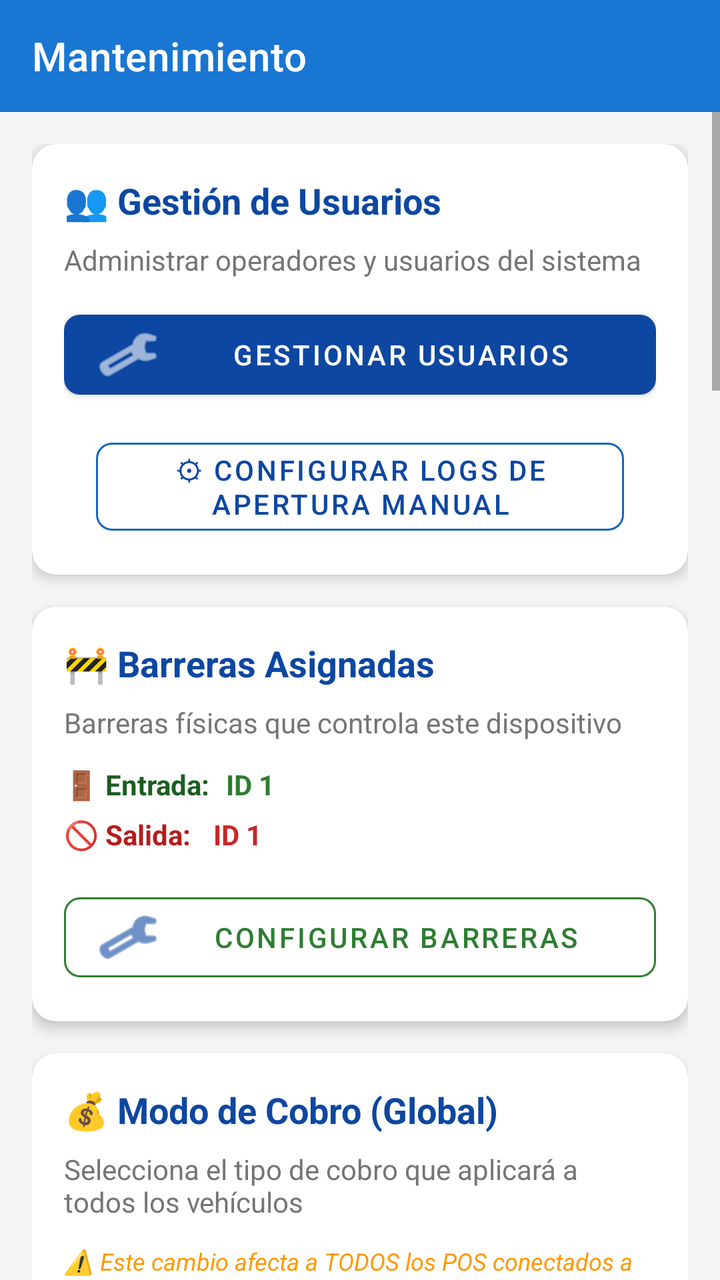
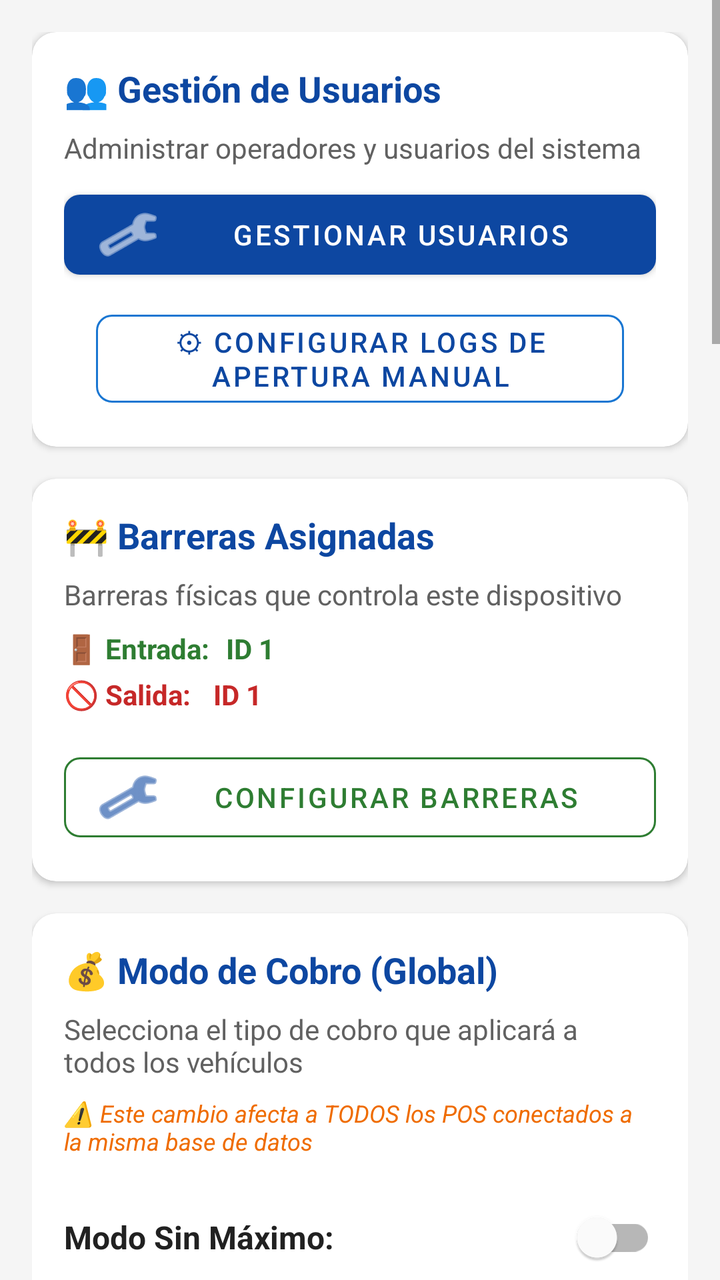

Two renders of the same Android screen: before a commit and after it. Below are the layout's source before the change and the commit's diff.
<!-- AndroidManifest.xml: application theme Theme.ParqueoIoT -->
<!-- res/layout/activity_mantenimiento.xml -->
<?xml version="1.0" encoding="utf-8"?>
<LinearLayout xmlns:android="http://schemas.android.com/apk/res/android"
    xmlns:app="http://schemas.android.com/apk/res-auto"
    android:layout_width="match_parent"
    android:layout_height="match_parent"
    android:orientation="vertical"
    android:background="#F5F5F5">

    <com.google.android.material.appbar.AppBarLayout
        android:layout_width="match_parent"
        android:layout_height="wrap_content">

        <androidx.appcompat.widget.Toolbar
            android:id="@+id/toolbar"
            android:layout_width="match_parent"
            android:layout_height="?attr/actionBarSize"
            app:title="Mantenimiento"
            app:titleTextColor="@android:color/white"
            android:background="#1976D2"/>
    </com.google.android.material.appbar.AppBarLayout>

    <ScrollView
        android:layout_width="match_parent"
        android:layout_height="match_parent"
        android:fillViewport="true">

        <LinearLayout
            android:layout_width="match_parent"
            android:layout_height="wrap_content"
            android:orientation="vertical"
            android:padding="16dp">

            
            <com.google.android.material.card.MaterialCardView
                android:layout_width="match_parent"
                android:layout_height="wrap_content"
                app:cardCornerRadius="12dp"
                app:cardElevation="4dp"
                android:layout_marginBottom="16dp">

                <LinearLayout
                    android:layout_width="match_parent"
                    android:layout_height="wrap_content"
                    android:orientation="vertical"
                    android:padding="16dp">

                    <TextView
                        android:layout_width="wrap_content"
                        android:layout_height="wrap_content"
                        android:text="&#128101; Gestión de Usuarios"
                        android:textSize="18sp"
                        android:textStyle="bold"
                        android:textColor="#0D47A1"
                        android:layout_marginBottom="8dp"/>

                    <TextView
                        android:layout_width="wrap_content"
                        android:layout_height="wrap_content"
                        android:text="Administrar operadores y usuarios del sistema"
                        android:textSize="14sp"
                        android:textColor="#757575"
                        android:layout_marginBottom="12dp"/>

                    <com.google.android.material.button.MaterialButton
                        android:id="@+id/btnGestionUsuarios"
                        android:layout_width="match_parent"
                        android:layout_height="wrap_content"
                        android:text="Gestionar Usuarios"
                        app:icon="@android:drawable/ic_menu_manage"
                        app:cornerRadius="8dp"/>

                    <com.google.android.material.button.MaterialButton
                        android:id="@+id/btnConfigLogsApertura"
                        android:layout_width="match_parent"
                        android:layout_height="wrap_content"
                        android:layout_marginStart="16dp"
                        android:layout_marginEnd="16dp"
                        android:layout_marginTop="12dp"
                        android:text="&#9881; Configurar Logs de Apertura Manual"
                        android:textSize="14sp"
                        style="@style/Widget.MaterialComponents.Button.OutlinedButton"
                        app:strokeColor="#1565C0"
                        app:cornerRadius="8dp" />

                </LinearLayout>
            </com.google.android.material.card.MaterialCardView>

            
            <com.google.android.material.card.MaterialCardView
                android:layout_width="match_parent"
                android:layout_height="wrap_content"
                app:cardCornerRadius="12dp"
                app:cardElevation="4dp"
                android:layout_marginBottom="16dp">

                <LinearLayout
                    android:layout_width="match_parent"
                    android:layout_height="wrap_content"
                    android:orientation="vertical"
                    android:padding="16dp">

                    <TextView
                        android:layout_width="wrap_content"
                        android:layout_height="wrap_content"
                        android:text="&#128679; Barreras Asignadas"
                        android:textSize="18sp"
                        android:textStyle="bold"
                        android:textColor="#0D47A1"
                        android:layout_marginBottom="8dp"/>

                    <TextView
                        android:layout_width="wrap_content"
                        android:layout_height="wrap_content"
                        android:text="Barreras f&#237;sicas que controla este dispositivo"
                        android:textSize="14sp"
                        android:textColor="#757575"
                        android:layout_marginBottom="12dp"/>

                    <LinearLayout
                        android:layout_width="match_parent"
                        android:layout_height="wrap_content"
                        android:orientation="horizontal"
                        android:layout_marginBottom="6dp">

                        <TextView
                            android:layout_width="wrap_content"
                            android:layout_height="wrap_content"
                            android:text="&#128682; Entrada:"
                            android:textSize="14sp"
                            android:textColor="#1B5E20"
                            android:textStyle="bold"
                            android:layout_marginEnd="8dp"/>

                        <TextView
                            android:id="@+id/tvBarreraEntrada"
                            android:layout_width="wrap_content"
                            android:layout_height="wrap_content"
                            android:text="ID 1"
                            android:textSize="14sp"
                            android:textStyle="bold"
                            android:textColor="#2E7D32"/>
                    </LinearLayout>

                    <LinearLayout
                        android:layout_width="match_parent"
                        android:layout_height="wrap_content"
                        android:orientation="horizontal"
                        android:layout_marginBottom="16dp">

                        <TextView
                            android:layout_width="wrap_content"
                            android:layout_height="wrap_content"
                            android:text="&#128683; Salida: "
                            android:textSize="14sp"
                            android:textColor="#B71C1C"
                            android:textStyle="bold"
                            android:layout_marginEnd="8dp"/>

                        <TextView
                            android:id="@+id/tvBarreraSalida"
                            android:layout_width="wrap_content"
                            android:layout_height="wrap_content"
                            android:text="ID 1"
                            android:textSize="14sp"
                            android:textStyle="bold"
                            android:textColor="#C62828"/>
                    </LinearLayout>

                    <com.google.android.material.button.MaterialButton
                        android:id="@+id/btnConfigBarrera"
                        android:layout_width="match_parent"
                        android:layout_height="wrap_content"
                        android:text="Configurar Barreras"
                        android:textColor="#2E7D32"
                        app:icon="@android:drawable/ic_menu_manage"
                        app:cornerRadius="8dp"
                        style="@style/Widget.MaterialComponents.Button.OutlinedButton"
                        app:strokeColor="#2E7D32"/>
                </LinearLayout>
            </com.google.android.material.card.MaterialCardView>

            
            <com.google.android.material.card.MaterialCardView
                android:layout_width="match_parent"
                android:layout_height="wrap_content"
                app:cardCornerRadius="12dp"
                app:cardElevation="4dp"
                android:layout_marginBottom="16dp">

                <LinearLayout
                    android:layout_width="match_parent"
                    android:layout_height="wrap_content"
                    android:orientation="vertical"
                    android:padding="16dp">

                    <TextView
                        android:layout_width="wrap_content"
                        android:layout_height="wrap_content"
                        android:text="&#128176; Modo de Cobro (Global)"
                        android:textSize="18sp"
                        android:textStyle="bold"
                        android:textColor="#0D47A1"
                        android:layout_marginBottom="8dp"/>

                    <TextView
                        android:layout_width="wrap_content"
                        android:layout_height="wrap_content"
                        android:text="Selecciona el tipo de cobro que aplicar&#225; a todos los veh&#237;culos"
                        android:textSize="14sp"
                        android:textColor="#757575"
                        android:layout_marginBottom="12dp"/>

                    <TextView
                        android:layout_width="wrap_content"
                        android:layout_height="wrap_content"
                        android:text="&#9888;&#65039; Este cambio afecta a TODOS los POS conectados a la misma base de datos"
                        android:textSize="12sp"
                        android:textColor="#FF9800"
                        android:textStyle="italic"
                        android:layout_marginBottom="16dp"/>

                    <LinearLayout
                        android:layout_width="match_parent"
                        android:layout_height="wrap_content"
                        android:orientation="horizontal"
                        android:gravity="center_vertical"
                        android:layout_marginBottom="12dp">

                        <TextView
                            android:layout_width="0dp"
                            android:layout_height="wrap_content"
                            android:layout_weight="1"
                            android:text="Modo Sin M&#225;ximo:"
                            android:textSize="16sp"
                            android:textColor="#212121"
                            android:textStyle="bold"/>

                        <com.google.android.material.switchmaterial.SwitchMaterial
                            android:id="@+id/switchModoCobro"
                            android:layout_width="wrap_content"
                            android:layout_height="wrap_content"
                            android:checked="false"/>
                    </LinearLayout>

                    <TextView
                        android:id="@+id/tvEstadoModoCobro"
                        android:layout_width="wrap_content"
                        android:layout_height="wrap_content"
                        android:text="&#10003; Modo Activo: ESCALONADO"
                        android:textSize="14sp"
                        android:textColor="@android:color/holo_green_dark"
                        android:textStyle="bold"
                        android:layout_marginBottom="16dp"/>

                    <TextView
                        android:layout_width="wrap_content"
                        android:layout_height="wrap_content"
                        android:text="Opciones:\n&#8226; APAGADO (Escalonado): Tarifas con tope diario\n&#8226; ENCENDIDO (Sin M&#225;ximo): Cobro por hora sin l&#237;mite"
                        android:textSize="12sp"
                        android:textColor="#757575"
                        android:lineSpacingExtra="4dp"/>
                </LinearLayout>
            </com.google.android.material.card.MaterialCardView>

            
            <com.google.android.material.card.MaterialCardView
                android:layout_width="match_parent"
                android:layout_height="wrap_content"
                app:cardCornerRadius="12dp"
                app:cardElevation="4dp"
                android:layout_marginBottom="16dp">

                <LinearLayout
                    android:layout_width="match_parent"
                    android:layout_height="wrap_content"
                    android:orientation="vertical"
                    android:padding="16dp">

                    <LinearLayout
                        android:layout_width="match_parent"
                        android:layout_height="wrap_content"
                        android:orientation="horizontal"
                        android:gravity="center_vertical"
                        android:layout_marginBottom="12dp">

                        <TextView
                            android:layout_width="0dp"
                            android:layout_height="wrap_content"
                            android:layout_weight="1"
                            android:text="&#128181; Tarifas Actuales"
                            android:textSize="18sp"
                            android:textStyle="bold"
                            android:textColor="#0D47A1"/>

                        <com.google.android.material.button.MaterialButton
                            android:id="@+id/btnRecargarTarifas"
                            android:layout_width="wrap_content"
                            android:layout_height="wrap_content"
                            android:text="Recargar"
                            style="@style/Widget.MaterialComponents.Button.TextButton"
                            app:icon="@android:drawable/ic_menu_rotate"/>
                    </LinearLayout>

                    <ProgressBar
                        android:id="@+id/progressBarTarifas"
                        android:layout_width="wrap_content"
                        android:layout_height="wrap_content"
                        android:layout_gravity="center"
                        android:layout_marginVertical="16dp"
                        android:visibility="gone"/>

                    <TextView
                        android:id="@+id/tvTarifasActuales"
                        android:layout_width="wrap_content"
                        android:layout_height="wrap_content"
                        android:text="Cargando tarifas..."
                        android:textSize="14sp"
                        android:textColor="#212121"
                        android:fontFamily="monospace"
                        android:lineSpacingExtra="4dp"
                        android:visibility="gone"/>
                </LinearLayout>
            </com.google.android.material.card.MaterialCardView>

            
            <com.google.android.material.card.MaterialCardView
                android:layout_width="match_parent"
                android:layout_height="wrap_content"
                app:cardCornerRadius="12dp"
                app:cardElevation="4dp"
                android:layout_marginBottom="16dp">

                <LinearLayout
                    android:layout_width="match_parent"
                    android:layout_height="wrap_content"
                    android:orientation="vertical"
                    android:padding="16dp">

                    <TextView
                        android:layout_width="wrap_content"
                        android:layout_height="wrap_content"
                        android:text="&#128179; Configuraci&#243;n de Cobros en POS"
                        android:textSize="18sp"
                        android:textStyle="bold"
                        android:textColor="#0D47A1"
                        android:layout_marginBottom="8dp"/>

                    <TextView
                        android:layout_width="wrap_content"
                        android:layout_height="wrap_content"
                        android:text="Habilitar o deshabilitar la funci&#243;n de cobro en este POS"
                        android:textSize="14sp"
                        android:textColor="#757575"
                        android:layout_marginBottom="12dp"/>

                    <TextView
                        android:layout_width="wrap_content"
                        android:layout_height="wrap_content"
                        android:text="&#9888;&#65039; Nota: La validaci&#243;n de tiempo de gracia siempre permanecer&#225; activa"
                        android:textSize="12sp"
                        android:textColor="#FF9800"
                        android:textStyle="italic"
                        android:layout_marginBottom="16dp"/>

                    <LinearLayout
                        android:layout_width="match_parent"
                        android:layout_height="wrap_content"
                        android:orientation="horizontal"
                        android:gravity="center_vertical"
                        android:layout_marginBottom="12dp">

                        <TextView
                            android:layout_width="0dp"
                            android:layout_height="wrap_content"
                            android:layout_weight="1"
                            android:text="Habilitar Cobros en POS:"
                            android:textSize="16sp"
                            android:textColor="#212121"
                            android:textStyle="bold"/>

                        <com.google.android.material.switchmaterial.SwitchMaterial
                            android:id="@+id/switchCobrosPos"
                            android:layout_width="wrap_content"
                            android:layout_height="wrap_content"
                            android:checked="true"/>
                    </LinearLayout>

                    <TextView
                        android:id="@+id/tvEstadoCobrosPos"
                        android:layout_width="wrap_content"
                        android:layout_height="wrap_content"
                        android:text="&#10003; Este POS puede procesar pagos"
                        android:textSize="14sp"
                        android:textColor="@android:color/holo_green_dark"
                        android:textStyle="bold"
                        android:layout_marginBottom="12dp"/>

                    <TextView
                        android:layout_width="wrap_content"
                        android:layout_height="wrap_content"
                        android:text="Casos de uso:\n&#8226; Habilitar: POS cobra directamente\n&#8226; Deshabilitar: Solo PayStation (POS solo valida salidas)"
                        android:textSize="12sp"
                        android:textColor="#757575"
                        android:lineSpacingExtra="4dp"/>
                </LinearLayout>
            </com.google.android.material.card.MaterialCardView>

            
            <com.google.android.material.card.MaterialCardView
                android:layout_width="match_parent"
                android:layout_height="wrap_content"
                app:cardCornerRadius="12dp"
                app:cardElevation="4dp"
                android:layout_marginBottom="16dp">

                <LinearLayout
                    android:layout_width="match_parent"
                    android:layout_height="wrap_content"
                    android:orientation="vertical"
                    android:padding="16dp">

                    <TextView
                        android:layout_width="wrap_content"
                        android:layout_height="wrap_content"
                        android:text="&#9201;&#65039; Configuraci&#243;n de Tiempo de Gracia"
                        android:textSize="18sp"
                        android:textStyle="bold"
                        android:textColor="#0D47A1"
                        android:layout_marginBottom="8dp"/>

                    <TextView
                        android:layout_width="wrap_content"
                        android:layout_height="wrap_content"
                        android:text="Tiempo m&#225;ximo permitido entre el pago y la salida del veh&#237;culo"
                        android:textSize="14sp"
                        android:textColor="#757575"
                        android:layout_marginBottom="12dp"/>

                    <TextView
                        android:layout_width="wrap_content"
                        android:layout_height="wrap_content"
                        android:text="Tiempo de Gracia Actual:"
                        android:textSize="14sp"
                        android:textColor="#757575"
                        android:layout_marginBottom="4dp"/>

                    <TextView
                        android:id="@+id/tvTiempoGraciaActual"
                        android:layout_width="wrap_content"
                        android:layout_height="wrap_content"
                        android:text="15 minutos"
                        android:textSize="20sp"
                        android:textStyle="bold"
                        android:textColor="#4CAF50"
                        android:layout_marginBottom="16dp"/>

                    <com.google.android.material.textfield.TextInputLayout
                        android:id="@+id/tilTiempoGracia"
                        android:layout_width="match_parent"
                        android:layout_height="wrap_content"
                        android:hint="Nuevo Tiempo de Gracia (minutos)"
                        style="@style/Widget.MaterialComponents.TextInputLayout.OutlinedBox"
                        android:layout_marginBottom="12dp">

                        <com.google.android.material.textfield.TextInputEditText
                            android:id="@+id/etTiempoGracia"
                            android:layout_width="match_parent"
                            android:layout_height="wrap_content"
                            android:inputType="number"
                            android:maxLines="1"
                            android:text="15"/>
                    </com.google.android.material.textfield.TextInputLayout>

                    <com.google.android.material.button.MaterialButton
                        android:id="@+id/btnGuardarTiempoGracia"
                        android:layout_width="match_parent"
                        android:layout_height="wrap_content"
                        android:text="Guardar Tiempo de Gracia"
                        app:icon="@android:drawable/ic_menu_save"
                        app:cornerRadius="8dp"
                        style="@style/Widget.MaterialComponents.Button.OutlinedButton"/>
                </LinearLayout>
            </com.google.android.material.card.MaterialCardView>

            
            <com.google.android.material.card.MaterialCardView
                android:layout_width="match_parent"
                android:layout_height="wrap_content"
                app:cardCornerRadius="12dp"
                app:cardElevation="4dp"
                android:layout_marginBottom="16dp">

                <LinearLayout
                    android:layout_width="match_parent"
                    android:layout_height="wrap_content"
                    android:orientation="vertical"
                    android:padding="16dp">

                    <TextView
                        android:layout_width="wrap_content"
                        android:layout_height="wrap_content"
                        android:text="&#128241; Configuraci&#243;n de Dispositivo"
                        android:textSize="18sp"
                        android:textStyle="bold"
                        android:textColor="#0D47A1"
                        android:layout_marginBottom="8dp"/>

                    <TextView
                        android:layout_width="wrap_content"
                        android:layout_height="wrap_content"
                        android:text="ID del Dispositivo:"
                        android:textSize="14sp"
                        android:textColor="#757575"
                        android:layout_marginBottom="4dp"/>

                    <TextView
                        android:id="@+id/tvIdDispositivo"
                        android:layout_width="wrap_content"
                        android:layout_height="wrap_content"
                        android:text="Cargando..."
                        android:textSize="16sp"
                        android:textStyle="bold"
                        android:textColor="#212121"
                        android:layout_marginBottom="8dp"/>

                    <TextView
                        android:layout_width="wrap_content"
                        android:layout_height="wrap_content"
                        android:text="Tipo:"
                        android:textSize="14sp"
                        android:textColor="#757575"
                        android:layout_marginBottom="4dp"/>

                    <TextView
                        android:id="@+id/tvTipoDispositivo"
                        android:layout_width="wrap_content"
                        android:layout_height="wrap_content"
                        android:text="MIXTO"
                        android:textSize="16sp"
                        android:textStyle="bold"
                        android:textColor="#212121"
                        android:layout_marginBottom="12dp"/>

                    <com.google.android.material.button.MaterialButton
                        android:id="@+id/btnConfigDispositivo"
                        android:layout_width="match_parent"
                        android:layout_height="wrap_content"
                        android:text="Configurar Dispositivo"
                        app:icon="@android:drawable/ic_menu_edit"
                        app:cornerRadius="8dp"
                        style="@style/Widget.MaterialComponents.Button.OutlinedButton"/>
                </LinearLayout>
            </com.google.android.material.card.MaterialCardView>

            
            <com.google.android.material.card.MaterialCardView
                android:layout_width="match_parent"
                android:layout_height="wrap_content"
                app:cardCornerRadius="12dp"
                app:cardElevation="4dp"
                android:layout_marginBottom="16dp">

                <LinearLayout
                    android:layout_width="match_parent"
                    android:layout_height="wrap_content"
                    android:orientation="vertical"
                    android:padding="16dp">

                    <TextView
                        android:layout_width="wrap_content"
                        android:layout_height="wrap_content"
                        android:text="&#128421;&#65039; Configuraci&#243;n del Servidor"
                        android:textSize="18sp"
                        android:textStyle="bold"
                        android:textColor="#0D47A1"
                        android:layout_marginBottom="12dp"/>

                    <com.google.android.material.textfield.TextInputLayout
                        android:id="@+id/tilServerIp"
                        android:layout_width="match_parent"
                        android:layout_height="wrap_content"
                        android:hint="IP del Servidor"
                        style="@style/Widget.MaterialComponents.TextInputLayout.OutlinedBox"
                        android:layout_marginBottom="12dp">
                        <com.google.android.material.textfield.TextInputEditText
                            android:id="@+id/etServerIp"
                            android:layout_width="match_parent"
                            android:layout_height="wrap_content"
                            android:inputType="text"
                            android:maxLines="1"/>
                    </com.google.android.material.textfield.TextInputLayout>

                    <com.google.android.material.textfield.TextInputLayout
                        android:id="@+id/tilServerPort"
                        android:layout_width="match_parent"
                        android:layout_height="wrap_content"
                        android:hint="Puerto"
                        style="@style/Widget.MaterialComponents.TextInputLayout.OutlinedBox"
                        android:layout_marginBottom="12dp">
                        <com.google.android.material.textfield.TextInputEditText
                            android:id="@+id/etServerPort"
                            android:layout_width="match_parent"
                            android:layout_height="wrap_content"
                            android:inputType="number"
                            android:maxLines="1"/>
                    </com.google.android.material.textfield.TextInputLayout>

                    <com.google.android.material.textfield.TextInputLayout
                        android:id="@+id/tilDatabaseName"
                        android:layout_width="match_parent"
                        android:layout_height="wrap_content"
                        android:hint="Nombre de la Base de Datos"
                        style="@style/Widget.MaterialComponents.TextInputLayout.OutlinedBox"
                        android:layout_marginBottom="12dp">
                        <com.google.android.material.textfield.TextInputEditText
                            android:id="@+id/etDatabaseName"
                            android:layout_width="match_parent"
                            android:layout_height="wrap_content"
                            android:inputType="text"
                            android:maxLines="1"/>
                    </com.google.android.material.textfield.TextInputLayout>

                    <com.google.android.material.textfield.TextInputLayout
                        android:id="@+id/tilDbUsername"
                        android:layout_width="match_parent"
                        android:layout_height="wrap_content"
                        android:hint="Usuario de la BD"
                        style="@style/Widget.MaterialComponents.TextInputLayout.OutlinedBox"
                        android:layout_marginBottom="12dp">
                        <com.google.android.material.textfield.TextInputEditText
                            android:id="@+id/etDbUsername"
                            android:layout_width="match_parent"
                            android:layout_height="wrap_content"
                            android:inputType="text"
                            android:maxLines="1"/>
                    </com.google.android.material.textfield.TextInputLayout>

                    <com.google.android.material.textfield.TextInputLayout
                        android:id="@+id/tilDbPassword"
                        android:layout_width="match_parent"
                        android:layout_height="wrap_content"
                        android:hint="Contrase&#241;a de la BD"
                        style="@style/Widget.MaterialComponents.TextInputLayout.OutlinedBox"
                        app:endIconMode="password_toggle"
                        android:layout_marginBottom="16dp">
                        <com.google.android.material.textfield.TextInputEditText
                            android:id="@+id/etDbPassword"
                            android:layout_width="match_parent"
                            android:layout_height="wrap_content"
                            android:inputType="textPassword"
                            android:maxLines="1"/>
                    </com.google.android.material.textfield.TextInputLayout>

                    <com.google.android.material.button.MaterialButton
                        android:id="@+id/btnGuardar"
                        android:layout_width="match_parent"
                        android:layout_height="wrap_content"
                        android:text="Guardar Configuraci&#243;n"
                        android:textSize="14sp"
                        app:cornerRadius="8dp"
                        android:layout_marginBottom="8dp"/>

                    <com.google.android.material.button.MaterialButton
                        android:id="@+id/btnProbarConexion"
                        android:layout_width="match_parent"
                        android:layout_height="wrap_content"
                        android:text="Probar Conexi&#243;n"
                        android:textSize="14sp"
                        app:cornerRadius="8dp"
                        style="@style/Widget.MaterialComponents.Button.OutlinedButton"
                        android:layout_marginBottom="8dp"/>

                    <com.google.android.material.button.MaterialButton
                        android:id="@+id/btnRestaurar"
                        android:layout_width="match_parent"
                        android:layout_height="wrap_content"
                        android:text="Restaurar Valores"
                        android:textSize="14sp"
                        app:cornerRadius="8dp"
                        style="@style/Widget.MaterialComponents.Button.TextButton"/>
                </LinearLayout>
            </com.google.android.material.card.MaterialCardView>

        </LinearLayout>
    </ScrollView>
</LinearLayout>
<!-- resources referenced by this layout -->
<resources>
  <style name="Theme.ParqueoIoT" parent="Theme.MaterialComponents.Light.NoActionBar">
          <item name="colorPrimary">@color/brand_primary</item>
          <item name="colorPrimaryVariant">@color/brand_primary_dark</item>
          <item name="colorOnPrimary">@color/on_primary</item>
  
          <item name="colorSecondary">@color/brand_primary_light</item>
          <item name="colorSecondaryVariant">@color/brand_primary</item>
          <item name="colorOnSecondary">@color/on_primary</item>
  
          <item name="android:colorBackground">@color/surface_background</item>
          <item name="colorSurface">@color/surface_card</item>
          <item name="colorOnSurface">@color/text_primary</item>
          <item name="colorError">@color/status_danger</item>
  
          <item name="android:statusBarColor">@color/brand_primary_dark</item>
      </style>
  <color name="brand_primary">#0D47A1</color>
  <color name="brand_primary_dark">#09315F</color>
  <color name="on_primary">#FFFFFF</color>
  <color name="brand_primary_light">#1976D2</color>
  <color name="surface_background">#F5F5F5</color>
  <color name="surface_card">#FFFFFF</color>
  <color name="text_primary">#212121</color>
  <color name="status_danger">#C62828</color>
</resources>

<!-- the commit's change to res/layout/activity_mantenimiento.xml (unified diff, before → after) -->
@@ -4,20 +4,7 @@
     android:layout_width="match_parent"
     android:layout_height="match_parent"
     android:orientation="vertical"
-    android:background="#F5F5F5">
-
-    <com.google.android.material.appbar.AppBarLayout
-        android:layout_width="match_parent"
-        android:layout_height="wrap_content">
-
-        <androidx.appcompat.widget.Toolbar
-            android:id="@+id/toolbar"
-            android:layout_width="match_parent"
-            android:layout_height="?attr/actionBarSize"
-            app:title="Mantenimiento"
-            app:titleTextColor="@android:color/white"
-            android:background="#1976D2"/>
-    </com.google.android.material.appbar.AppBarLayout>
+    android:background="@color/surface_background">
 
     <ScrollView
         android:layout_width="match_parent"
@@ -28,21 +15,21 @@
             android:layout_width="match_parent"
             android:layout_height="wrap_content"
             android:orientation="vertical"
-            android:padding="16dp">
-
-            
-            <com.google.android.material.card.MaterialCardView
-                android:layout_width="match_parent"
-                android:layout_height="wrap_content"
-                app:cardCornerRadius="12dp"
-                app:cardElevation="4dp"
-                android:layout_marginBottom="16dp">
-
-                <LinearLayout
-                    android:layout_width="match_parent"
-                    android:layout_height="wrap_content"
-                    android:orientation="vertical"
-                    android:padding="16dp">
+            android:padding="@dimen/space_md">
+
+            
+            <com.google.android.material.card.MaterialCardView
+                android:layout_width="match_parent"
+                android:layout_height="wrap_content"
+                app:cardCornerRadius="@dimen/radius_md"
+                app:cardElevation="@dimen/elevation_card"
+                android:layout_marginBottom="@dimen/space_md">
+
+                <LinearLayout
+                    android:layout_width="match_parent"
+                    android:layout_height="wrap_content"
+                    android:orientation="vertical"
+                    android:padding="@dimen/space_md">
 
                     <TextView
                         android:layout_width="wrap_content"
@@ -50,16 +37,16 @@
                         android:text="&#128101; Gestión de Usuarios"
                         android:textSize="18sp"
                         android:textStyle="bold"
-                        android:textColor="#0D47A1"
-                        android:layout_marginBottom="8dp"/>
+                        android:textColor="@color/brand_primary"
+                        android:layout_marginBottom="@dimen/space_sm"/>
 
                     <TextView
                         android:layout_width="wrap_content"
                         android:layout_height="wrap_content"
                         android:text="Administrar operadores y usuarios del sistema"
                         android:textSize="14sp"
-                        android:textColor="#757575"
-                        android:layout_marginBottom="12dp"/>
+                        android:textColor="@color/text_secondary"
+                        android:layout_marginBottom="@dimen/space_sm"/>
 
                     <com.google.android.material.button.MaterialButton
                         android:id="@+id/btnGestionUsuarios"
@@ -67,37 +54,37 @@
                         android:layout_height="wrap_content"
                         android:text="Gestionar Usuarios"
                         app:icon="@android:drawable/ic_menu_manage"
-                        app:cornerRadius="8dp"/>
+                        app:cornerRadius="@dimen/radius_sm"/>
 
                     <com.google.android.material.button.MaterialButton
                         android:id="@+id/btnConfigLogsApertura"
                         android:layout_width="match_parent"
                         android:layout_height="wrap_content"
-                        android:layout_marginStart="16dp"
-                        android:layout_marginEnd="16dp"
-                        android:layout_marginTop="12dp"
+                        android:layout_marginStart="@dimen/space_md"
+                        android:layout_marginEnd="@dimen/space_md"
+                        android:layout_marginTop="@dimen/space_sm"
                         android:text="&#9881; Configurar Logs de Apertura Manual"
                         android:textSize="14sp"
                         style="@style/Widget.MaterialComponents.Button.OutlinedButton"
-                        app:strokeColor="#1565C0"
-                        app:cornerRadius="8dp" />
-
-                </LinearLayout>
-            </com.google.android.material.card.MaterialCardView>
-
-            
-            <com.google.android.material.card.MaterialCardView
-                android:layout_width="match_parent"
-                android:layout_height="wrap_content"
-                app:cardCornerRadius="12dp"
-                app:cardElevation="4dp"
-                android:layout_marginBottom="16dp">
-
-                <LinearLayout
-                    android:layout_width="match_parent"
-                    android:layout_height="wrap_content"
-                    android:orientation="vertical"
-                    android:padding="16dp">
+                        app:strokeColor="@color/brand_primary_light"
+                        app:cornerRadius="@dimen/radius_sm" />
+
+                </LinearLayout>
+            </com.google.android.material.card.MaterialCardView>
+
+            
+            <com.google.android.material.card.MaterialCardView
+                android:layout_width="match_parent"
+                android:layout_height="wrap_content"
+                app:cardCornerRadius="@dimen/radius_md"
+                app:cardElevation="@dimen/elevation_card"
+                android:layout_marginBottom="@dimen/space_md">
+
+                <LinearLayout
+                    android:layout_width="match_parent"
+                    android:layout_height="wrap_content"
+                    android:orientation="vertical"
+                    android:padding="@dimen/space_md">
 
                     <TextView
                         android:layout_width="wrap_content"
@@ -105,31 +92,31 @@
                         android:text="&#128679; Barreras Asignadas"
                         android:textSize="18sp"
                         android:textStyle="bold"
-                        android:textColor="#0D47A1"
-                        android:layout_marginBottom="8dp"/>
+                        android:textColor="@color/brand_primary"
+                        android:layout_marginBottom="@dimen/space_sm"/>
 
                     <TextView
                         android:layout_width="wrap_content"
                         android:layout_height="wrap_content"
                         android:text="Barreras f&#237;sicas que controla este dispositivo"
                         android:textSize="14sp"
-                        android:textColor="#757575"
-                        android:layout_marginBottom="12dp"/>
+                        android:textColor="@color/text_secondary"
+                        android:layout_marginBottom="@dimen/space_sm"/>
 
                     <LinearLayout
                         android:layout_width="match_parent"
                         android:layout_height="wrap_content"
                         android:orientation="horizontal"
-                        android:layout_marginBottom="6dp">
+                        android:layout_marginBottom="@dimen/space_xs">
 
                         <TextView
                             android:layout_width="wrap_content"
                             android:layout_height="wrap_content"
                             android:text="&#128682; Entrada:"
                             android:textSize="14sp"
-                            android:textColor="#1B5E20"
+                            android:textColor="@color/status_success"
                             android:textStyle="bold"
-                            android:layout_marginEnd="8dp"/>
+                            android:layout_marginEnd="@dimen/space_sm"/>
 
                         <TextView
                             android:id="@+id/tvBarreraEntrada"
@@ -138,23 +125,23 @@
                             android:text="ID 1"
                             android:textSize="14sp"
                             android:textStyle="bold"
-                            android:textColor="#2E7D32"/>
+                            android:textColor="@color/status_success"/>
                     </LinearLayout>
 
                     <LinearLayout
                         android:layout_width="match_parent"
                         android:layout_height="wrap_content"
                         android:orientation="horizontal"
-                        android:layout_marginBottom="16dp">
+                        android:layout_marginBottom="@dimen/space_md">
 
                         <TextView
                             android:layout_width="wrap_content"
                             android:layout_height="wrap_content"
                             android:text="&#128683; Salida: "
                             android:textSize="14sp"
-                            android:textColor="#B71C1C"
+                            android:textColor="@color/status_danger"
                             android:textStyle="bold"
-                            android:layout_marginEnd="8dp"/>
+                            android:layout_marginEnd="@dimen/space_sm"/>
 
                         <TextView
                             android:id="@+id/tvBarreraSalida"
@@ -163,7 +150,7 @@
                             android:text="ID 1"
                             android:textSize="14sp"
                             android:textStyle="bold"
-                            android:textColor="#C62828"/>
+                            android:textColor="@color/status_danger"/>
                     </LinearLayout>
 
                     <com.google.android.material.button.MaterialButton
@@ -171,27 +158,27 @@
                         android:layout_width="match_parent"
                         android:layout_height="wrap_content"
                         android:text="Configurar Barreras"
-                        android:textColor="#2E7D32"
+                        android:textColor="@color/status_success"
                         app:icon="@android:drawable/ic_menu_manage"
-                        app:cornerRadius="8dp"
+                        app:cornerRadius="@dimen/radius_sm"
                         style="@style/Widget.MaterialComponents.Button.OutlinedButton"
-                        app:strokeColor="#2E7D32"/>
-                </LinearLayout>
-            </com.google.android.material.card.MaterialCardView>
-
-            
-            <com.google.android.material.card.MaterialCardView
-                android:layout_width="match_parent"
-                android:layout_height="wrap_content"
-                app:cardCornerRadius="12dp"
-                app:cardElevation="4dp"
-                android:layout_marginBottom="16dp">
-
-                <LinearLayout
-                    android:layout_width="match_parent"
-                    android:layout_height="wrap_content"
-                    android:orientation="vertical"
-                    android:padding="16dp">
+                        app:strokeColor="@color/status_success"/>
+                </LinearLayout>
+            </com.google.android.material.card.MaterialCardView>
+
+            
+            <com.google.android.material.card.MaterialCardView
+                android:layout_width="match_parent"
+                android:layout_height="wrap_content"
+                app:cardCornerRadius="@dimen/radius_md"
+                app:cardElevation="@dimen/elevation_card"
+                android:layout_marginBottom="@dimen/space_md">
+
+                <LinearLayout
+                    android:layout_width="match_parent"
+                    android:layout_height="wrap_content"
+                    android:orientation="vertical"
+                    android:padding="@dimen/space_md">
 
                     <TextView
                         android:layout_width="wrap_content"
@@ -199,32 +186,32 @@
                         android:text="&#128176; Modo de Cobro (Global)"
                         android:textSize="18sp"
                         android:textStyle="bold"
-                        android:textColor="#0D47A1"
-                        android:layout_marginBottom="8dp"/>
+                        android:textColor="@color/brand_primary"
+                        android:layout_marginBottom="@dimen/space_sm"/>
 
                     <TextView
                         android:layout_width="wrap_content"
                         android:layout_height="wrap_content"
                         android:text="Selecciona el tipo de cobro que aplicar&#225; a todos los veh&#237;culos"
                         android:textSize="14sp"
-                        android:textColor="#757575"
-                        android:layout_marginBottom="12dp"/>
+                        android:textColor="@color/text_secondary"
+                        android:layout_marginBottom="@dimen/space_sm"/>
 
                     <TextView
                         android:layout_width="wrap_content"
                         android:layout_height="wrap_content"
                         android:text="&#9888;&#65039; Este cambio afecta a TODOS los POS conectados a la misma base de datos"
                         android:textSize="12sp"
-                        android:textColor="#FF9800"
+                        android:textColor="@color/status_warning"
                         android:textStyle="italic"
-                        android:layout_marginBottom="16dp"/>
+                        android:layout_marginBottom="@dimen/space_md"/>
 
                     <LinearLayout
                         android:layout_width="match_parent"
                         android:layout_height="wrap_content"
                         android:orientation="horizontal"
                         android:gravity="center_vertical"
-                        android:layout_marginBottom="12dp">
+                        android:layout_marginBottom="@dimen/space_sm">
 
                         <TextView
                             android:layout_width="0dp"
@@ -232,7 +219,7 @@
                             android:layout_weight="1"
                             android:text="Modo Sin M&#225;ximo:"
                             android:textSize="16sp"
-                            android:textColor="#212121"
+                            android:textColor="@color/text_primary"
                             android:textStyle="bold"/>
 
                         <com.google.android.material.switchmaterial.SwitchMaterial
@@ -248,40 +235,40 @@
                         android:layout_height="wrap_content"
                         android:text="&#10003; Modo Activo: ESCALONADO"
                         android:textSize="14sp"
-                        android:textColor="@android:color/holo_green_dark"
-                        android:textStyle="bold"
-                        android:layout_marginBottom="16dp"/>
+                        android:textColor="@color/status_success"
+                        android:textStyle="bold"
+                        android:layout_marginBottom="@dimen/space_md"/>
 
                     <TextView
                         android:layout_width="wrap_content"
                         android:layout_height="wrap_content"
                         android:text="Opciones:\n&#8226; APAGADO (Escalonado): Tarifas con tope diario\n&#8226; ENCENDIDO (Sin M&#225;ximo): Cobro por hora sin l&#237;mite"
                         android:textSize="12sp"
-                        android:textColor="#757575"
-                        android:lineSpacingExtra="4dp"/>
-                </LinearLayout>
-            </com.google.android.material.card.MaterialCardView>
-
-            
-            <com.google.android.material.card.MaterialCardView
-                android:layout_width="match_parent"
-                android:layout_height="wrap_content"
-                app:cardCornerRadius="12dp"
-                app:cardElevation="4dp"
-                android:layout_marginBottom="16dp">
-
-                <LinearLayout
-                    android:layout_width="match_parent"
-                    android:layout_height="wrap_content"
-                    android:orientation="vertical"
-                    android:padding="16dp">
+                        android:textColor="@color/text_secondary"
+                        android:lineSpacingExtra="@dimen/space_xs"/>
+                </LinearLayout>
+            </com.google.android.material.card.MaterialCardView>
+
+            
+            <com.google.android.material.card.MaterialCardView
+                android:layout_width="match_parent"
+                android:layout_height="wrap_content"
+                app:cardCornerRadius="@dimen/radius_md"
+                app:cardElevation="@dimen/elevation_card"
+                android:layout_marginBottom="@dimen/space_md">
+
+                <LinearLayout
+                    android:layout_width="match_parent"
+                    android:layout_height="wrap_content"
+                    android:orientation="vertical"
+                    android:padding="@dimen/space_md">
 
                     <LinearLayout
                         android:layout_width="match_parent"
                         android:layout_height="wrap_content"
                         android:orientation="horizontal"
                         android:gravity="center_vertical"
-                        android:layout_marginBottom="12dp">
+                        android:layout_marginBottom="@dimen/space_sm">
 
                         <TextView
                             android:layout_width="0dp"
@@ -290,7 +277,7 @@
                             android:text="&#128181; Tarifas Actuales"
                             android:textSize="18sp"
                             android:textStyle="bold"
-                            android:textColor="#0D47A1"/>
+                            android:textColor="@color/brand_primary"/>
 
                         <com.google.android.material.button.MaterialButton
                             android:id="@+id/btnRecargarTarifas"
@@ -306,7 +293,8 @@
                         android:layout_width="wrap_content"
                         android:layout_height="wrap_content"
                         android:layout_gravity="center"
-                        android:layout_marginVertical="16dp"
+                        android:layout_marginVertical="@dimen/space_md"
+                        android:indeterminateTint="@color/brand_primary"
                         android:visibility="gone"/>
 
                     <TextView
@@ -315,9 +303,9 @@
                         android:layout_height="wrap_content"
                         android:text="Cargando tarifas..."
                         android:textSize="14sp"
-                        android:textColor="#212121"
+                        android:textColor="@color/text_primary"
                         android:fontFamily="monospace"
-                        android:lineSpacingExtra="4dp"
+                        android:lineSpacingExtra="@dimen/space_xs"
                         android:visibility="gone"/>
                 </LinearLayout>
             </com.google.android.material.card.MaterialCardView>
@@ -326,15 +314,15 @@
             <com.google.android.material.card.MaterialCardView
                 android:layout_width="match_parent"
                 android:layout_height="wrap_content"
-                app:cardCornerRadius="12dp"
-                app:cardElevation="4dp"
-                android:layout_marginBottom="16dp">
-
-                <LinearLayout
-                    android:layout_width="match_parent"
-                    android:layout_height="wrap_content"
-                    android:orientation="vertical"
-                    android:padding="16dp">
+                app:cardCornerRadius="@dimen/radius_md"
+                app:cardElevation="@dimen/elevation_card"
+                android:layout_marginBottom="@dimen/space_md">
+
+                <LinearLayout
+                    android:layout_width="match_parent"
+                    android:layout_height="wrap_content"
+                    android:orientation="vertical"
+                    android:padding="@dimen/space_md">
 
                     <TextView
                         android:layout_width="wrap_content"
@@ -342,32 +330,32 @@
                         android:text="&#128179; Configuraci&#243;n de Cobros en POS"
                         android:textSize="18sp"
                         android:textStyle="bold"
-                        android:textColor="#0D47A1"
-                        android:layout_marginBottom="8dp"/>
+                        android:textColor="@color/brand_primary"
+                        android:layout_marginBottom="@dimen/space_sm"/>
 
                     <TextView
                         android:layout_width="wrap_content"
                         android:layout_height="wrap_content"
                         android:text="Habilitar o deshabilitar la funci&#243;n de cobro en este POS"
                         android:textSize="14sp"
-                        android:textColor="#757575"
-                        android:layout_marginBottom="12dp"/>
+                        android:textColor="@color/text_secondary"
+                        android:layout_marginBottom="@dimen/space_sm"/>
 
                     <TextView
                         android:layout_width="wrap_content"
                         android:layout_height="wrap_content"
                         android:text="&#9888;&#65039; Nota: La validaci&#243;n de tiempo de gracia siempre permanecer&#225; activa"
                         android:textSize="12sp"
-                        android:textColor="#FF9800"
+                        android:textColor="@color/status_warning"
                         android:textStyle="italic"
-                        android:layout_marginBottom="16dp"/>
+                        android:layout_marginBottom="@dimen/space_md"/>
 
                     <LinearLayout
                         android:layout_width="match_parent"
                         android:layout_height="wrap_content"
                         android:orientation="horizontal"
                         android:gravity="center_vertical"
-                        android:layout_marginBottom="12dp">
+                        android:layout_marginBottom="@dimen/space_sm">
 
                         <TextView
                             android:layout_width="0dp"
@@ -375,7 +363,7 @@
                             android:layout_weight="1"
                             android:text="Habilitar Cobros en POS:"
                             android:textSize="16sp"
-                            android:textColor="#212121"
+                            android:textColor="@color/text_primary"
                             android:textStyle="bold"/>
 
                         <com.google.android.material.switchmaterial.SwitchMaterial
@@ -391,33 +379,33 @@
                         android:layout_height="wrap_content"
                         android:text="&#10003; Este POS puede procesar pagos"
                         android:textSize="14sp"
-                        android:textColor="@android:color/holo_green_dark"
-                        android:textStyle="bold"
-                        android:layout_marginBottom="12dp"/>
+                        android:textColor="@color/status_success"
+                        android:textStyle="bold"
+                        android:layout_marginBottom="@dimen/space_sm"/>
 
                     <TextView
                         android:layout_width="wrap_content"
                         android:layout_height="wrap_content"
                         android:text="Casos de uso:\n&#8226; Habilitar: POS cobra directamente\n&#8226; Deshabilitar: Solo PayStation (POS solo valida salidas)"
                         android:textSize="12sp"
-                        android:textColor="#757575"
-                        android:lineSpacingExtra="4dp"/>
-                </LinearLayout>
-            </com.google.android.material.card.MaterialCardView>
-
-            
-            <com.google.android.material.card.MaterialCardView
-                android:layout_width="match_parent"
-                android:layout_height="wrap_content"
-                app:cardCornerRadius="12dp"
-                app:cardElevation="4dp"
-                android:layout_marginBottom="16dp">
-
-                <LinearLayout
-                    android:layout_width="match_parent"
-                    android:layout_height="wrap_content"
-                    android:orientation="vertical"
-                    android:padding="16dp">
+                        android:textColor="@color/text_secondary"
+                        android:lineSpacingExtra="@dimen/space_xs"/>
+                </LinearLayout>
+            </com.google.android.material.card.MaterialCardView>
+
+            
+            <com.google.android.material.card.MaterialCardView
+                android:layout_width="match_parent"
+                android:layout_height="wrap_content"
+                app:cardCornerRadius="@dimen/radius_md"
+                app:cardElevation="@dimen/elevation_card"
+                android:layout_marginBottom="@dimen/space_md">
+
+                <LinearLayout
+                    android:layout_width="match_parent"
+                    android:layout_height="wrap_content"
+                    android:orientation="vertical"
+                    android:padding="@dimen/space_md">
 
                     <TextView
                         android:layout_width="wrap_content"
@@ -425,24 +413,24 @@
                         android:text="&#9201;&#65039; Configuraci&#243;n de Tiempo de Gracia"
                         android:textSize="18sp"
                         android:textStyle="bold"
-                        android:textColor="#0D47A1"
-                        android:layout_marginBottom="8dp"/>
+                        android:textColor="@color/brand_primary"
+                        android:layout_marginBottom="@dimen/space_sm"/>
 
                     <TextView
                         android:layout_width="wrap_content"
                         android:layout_height="wrap_content"
                         android:text="Tiempo m&#225;ximo permitido entre el pago y la salida del veh&#237;culo"
                         android:textSize="14sp"
-                        android:textColor="#757575"
-                        android:layout_marginBottom="12dp"/>
+                        android:textColor="@color/text_secondary"
+                        android:layout_marginBottom="@dimen/space_sm"/>
 
                     <TextView
                         android:layout_width="wrap_content"
                         android:layout_height="wrap_content"
                         android:text="Tiempo de Gracia Actual:"
                         android:textSize="14sp"
-                        android:textColor="#757575"
-                        android:layout_marginBottom="4dp"/>
+                        android:textColor="@color/text_secondary"
+                        android:layout_marginBottom="@dimen/space_xs"/>
 
                     <TextView
                         android:id="@+id/tvTiempoGraciaActual"
@@ -451,8 +439,8 @@
                         android:text="15 minutos"
                         android:textSize="20sp"
                         android:textStyle="bold"
-                        android:textColor="#4CAF50"
-                        android:layout_marginBottom="16dp"/>
+                        android:textColor="@color/status_success"
+                        android:layout_marginBottom="@dimen/space_md"/>
 
                     <com.google.android.material.textfield.TextInputLayout
                         android:id="@+id/tilTiempoGracia"
@@ -460,7 +448,7 @@
                         android:layout_height="wrap_content"
                         android:hint="Nuevo Tiempo de Gracia (minutos)"
                         style="@style/Widget.MaterialComponents.TextInputLayout.OutlinedBox"
-                        android:layout_marginBottom="12dp">
+                        android:layout_marginBottom="@dimen/space_sm">
 
                         <com.google.android.material.textfield.TextInputEditText
                             android:id="@+id/etTiempoGracia"
@@ -477,7 +465,7 @@
                         android:layout_height="wrap_content"
                         android:text="Guardar Tiempo de Gracia"
                         app:icon="@android:drawable/ic_menu_save"
-                        app:cornerRadius="8dp"
+                        app:cornerRadius="@dimen/radius_sm"
                         style="@style/Widget.MaterialComponents.Button.OutlinedButton"/>
                 </LinearLayout>
             </com.google.android.material.card.MaterialCardView>
@@ -486,15 +474,15 @@
             <com.google.android.material.card.MaterialCardView
                 android:layout_width="match_parent"
                 android:layout_height="wrap_content"
-                app:cardCornerRadius="12dp"
-                app:cardElevation="4dp"
-                android:layout_marginBottom="16dp">
-
-                <LinearLayout
-                    android:layout_width="match_parent"
-                    android:layout_height="wrap_content"
-                    android:orientation="vertical"
-                    android:padding="16dp">
+                app:cardCornerRadius="@dimen/radius_md"
+                app:cardElevation="@dimen/elevation_card"
+                android:layout_marginBottom="@dimen/space_md">
+
+                <LinearLayout
+                    android:layout_width="match_parent"
+                    android:layout_height="wrap_content"
+                    android:orientation="vertical"
+                    android:padding="@dimen/space_md">
 
                     <TextView
                         android:layout_width="wrap_content"
@@ -502,16 +490,16 @@
                         android:text="&#128241; Configuraci&#243;n de Dispositivo"
                         android:textSize="18sp"
                         android:textStyle="bold"
-                        android:textColor="#0D47A1"
-                        android:layout_marginBottom="8dp"/>
+                        android:textColor="@color/brand_primary"
+                        android:layout_marginBottom="@dimen/space_sm"/>
 
                     <TextView
                         android:layout_width="wrap_content"
                         android:layout_height="wrap_content"
                         android:text="ID del Dispositivo:"
                         android:textSize="14sp"
-                        android:textColor="#757575"
-                        android:layout_marginBottom="4dp"/>
+                        android:textColor="@color/text_secondary"
+                        android:layout_marginBottom="@dimen/space_xs"/>
 
                     <TextView
                         android:id="@+id/tvIdDispositivo"
@@ -520,16 +508,16 @@
                         android:text="Cargando..."
                         android:textSize="16sp"
                         android:textStyle="bold"
-                        android:textColor="#212121"
-                        android:layout_marginBottom="8dp"/>
+                        android:textColor="@color/text_primary"
+                        android:layout_marginBottom="@dimen/space_sm"/>
 
                     <TextView
                         android:layout_width="wrap_content"
                         android:layout_height="wrap_content"
                         android:text="Tipo:"
                         android:textSize="14sp"
-                        android:textColor="#757575"
-                        android:layout_marginBottom="4dp"/>
+                        android:textColor="@color/text_secondary"
+                        android:layout_marginBottom="@dimen/space_xs"/>
 
                     <TextView
                         android:id="@+id/tvTipoDispositivo"
@@ -538,8 +526,8 @@
                         android:text="MIXTO"
                         android:textSize="16sp"
                         android:textStyle="bold"
-                        android:textColor="#212121"
-                        android:layout_marginBottom="12dp"/>
+                        android:textColor="@color/text_primary"
+                        android:layout_marginBottom="@dimen/space_sm"/>
 
                     <com.google.android.material.button.MaterialButton
                         android:id="@+id/btnConfigDispositivo"
@@ -547,7 +535,7 @@
                         android:layout_height="wrap_content"
                         android:text="Configurar Dispositivo"
                         app:icon="@android:drawable/ic_menu_edit"
-                        app:cornerRadius="8dp"
+                        app:cornerRadius="@dimen/radius_sm"
                         style="@style/Widget.MaterialComponents.Button.OutlinedButton"/>
                 </LinearLayout>
             </com.google.android.material.card.MaterialCardView>
@@ -556,15 +544,15 @@
             <com.google.android.material.card.MaterialCardView
                 android:layout_width="match_parent"
                 android:layout_height="wrap_content"
-                app:cardCornerRadius="12dp"
-                app:cardElevation="4dp"
-                android:layout_marginBottom="16dp">
-
-                <LinearLayout
-                    android:layout_width="match_parent"
-                    android:layout_height="wrap_content"
-                    android:orientation="vertical"
-                    android:padding="16dp">
+                app:cardCornerRadius="@dimen/radius_md"
+                app:cardElevation="@dimen/elevation_card"
+                android:layout_marginBottom="@dimen/space_md">
+
+                <LinearLayout
+                    android:layout_width="match_parent"
+                    android:layout_height="wrap_content"
+                    android:orientation="vertical"
+                    android:padding="@dimen/space_md">
 
                     <TextView
                         android:layout_width="wrap_content"
@@ -572,8 +560,8 @@
                         android:text="&#128421;&#65039; Configuraci&#243;n del Servidor"
                         android:textSize="18sp"
                         android:textStyle="bold"
-                        android:textColor="#0D47A1"
-                        android:layout_marginBottom="12dp"/>
+                        android:textColor="@color/brand_primary"
+                        android:layout_marginBottom="@dimen/space_sm"/>
 
                     <com.google.android.material.textfield.TextInputLayout
                         android:id="@+id/tilServerIp"
@@ -581,7 +569,7 @@
                         android:layout_height="wrap_content"
                         android:hint="IP del Servidor"
                         style="@style/Widget.MaterialComponents.TextInputLayout.OutlinedBox"
-                        android:layout_marginBottom="12dp">
+                        android:layout_marginBottom="@dimen/space_sm">
                         <com.google.android.material.textfield.TextInputEditText
                             android:id="@+id/etServerIp"
                             android:layout_width="match_parent"
@@ -596,7 +584,7 @@
                         android:layout_height="wrap_content"
                         android:hint="Puerto"
                         style="@style/Widget.MaterialComponents.TextInputLayout.OutlinedBox"
-                        android:layout_marginBottom="12dp">
+                        android:layout_marginBottom="@dimen/space_sm">
                         <com.google.android.material.textfield.TextInputEditText
                             android:id="@+id/etServerPort"
                             android:layout_width="match_parent"
@@ -611,7 +599,7 @@
                         android:layout_height="wrap_content"
                         android:hint="Nombre de la Base de Datos"
                         style="@style/Widget.MaterialComponents.TextInputLayout.OutlinedBox"
-                        android:layout_marginBottom="12dp">
+                        android:layout_marginBottom="@dimen/space_sm">
                         <com.google.android.material.textfield.TextInputEditText
                             android:id="@+id/etDatabaseName"
                             android:layout_width="match_parent"
@@ -626,7 +614,7 @@
                         android:layout_height="wrap_content"
                         android:hint="Usuario de la BD"
                         style="@style/Widget.MaterialComponents.TextInputLayout.OutlinedBox"
-                        android:layout_marginBottom="12dp">
+                        android:layout_marginBottom="@dimen/space_sm">
                         <com.google.android.material.textfield.TextInputEditText
                             android:id="@+id/etDbUsername"
                             android:layout_width="match_parent"
@@ -642,7 +630,7 @@
                         android:hint="Contrase&#241;a de la BD"
                         style="@style/Widget.MaterialComponents.TextInputLayout.OutlinedBox"
                         app:endIconMode="password_toggle"
-                        android:layout_marginBottom="16dp">
+                        android:layout_marginBottom="@dimen/space_md">
                         <com.google.android.material.textfield.TextInputEditText
                             android:id="@+id/etDbPassword"
                             android:layout_width="match_parent"
@@ -657,8 +645,8 @@
                         android:layout_height="wrap_content"
                         android:text="Guardar Configuraci&#243;n"
                         android:textSize="14sp"
-                        app:cornerRadius="8dp"
-                        android:layout_marginBottom="8dp"/>
+                        app:cornerRadius="@dimen/radius_sm"
+                        android:layout_marginBottom="@dimen/space_sm"/>
 
                     <com.google.android.material.button.MaterialButton
                         android:id="@+id/btnProbarConexion"
@@ -666,9 +654,9 @@
                         android:layout_height="wrap_content"
                         android:text="Probar Conexi&#243;n"
                         android:textSize="14sp"
-                        app:cornerRadius="8dp"
+                        app:cornerRadius="@dimen/radius_sm"
                         style="@style/Widget.MaterialComponents.Button.OutlinedButton"
-                        android:layout_marginBottom="8dp"/>
+                        android:layout_marginBottom="@dimen/space_sm"/>
 
                     <com.google.android.material.button.MaterialButton
                         android:id="@+id/btnRestaurar"
@@ -676,7 +664,7 @@
                         android:layout_height="wrap_content"
                         android:text="Restaurar Valores"
                         android:textSize="14sp"
-                        app:cornerRadius="8dp"
+                        app:cornerRadius="@dimen/radius_sm"
                         style="@style/Widget.MaterialComponents.Button.TextButton"/>
                 </LinearLayout>
             </com.google.android.material.card.MaterialCardView>
<!-- resource entries referenced after the edit -->
@@ -1,5 +1,19 @@
 <!-- resources referenced by this layout -->
 <resources>
+  <color name="brand_primary">#0D47A1</color>
+  <color name="brand_primary_light">#1976D2</color>
+  <color name="status_danger">#C62828</color>
+  <color name="status_success">#2E7D32</color>
+  <color name="status_warning">#EF6C00</color>
+  <color name="surface_background">#F5F5F5</color>
+  <color name="text_primary">#212121</color>
+  <color name="text_secondary">#616161</color>
+  <dimen name="elevation_card">2dp</dimen>
+  <dimen name="radius_md">12dp</dimen>
+  <dimen name="radius_sm">8dp</dimen>
+  <dimen name="space_md">16dp</dimen>
+  <dimen name="space_sm">8dp</dimen>
+  <dimen name="space_xs">4dp</dimen>
   <style name="Theme.ParqueoIoT" parent="Theme.MaterialComponents.Light.NoActionBar">
           <item name="colorPrimary">@color/brand_primary</item>
           <item name="colorPrimaryVariant">@color/brand_primary_dark</item>
@@ -16,13 +30,8 @@
   
           <item name="android:statusBarColor">@color/brand_primary_dark</item>
       </style>
-  <color name="brand_primary">#0D47A1</color>
   <color name="brand_primary_dark">#09315F</color>
   <color name="on_primary">#FFFFFF</color>
-  <color name="brand_primary_light">#1976D2</color>
-  <color name="surface_background">#F5F5F5</color>
   <color name="surface_card">#FFFFFF</color>
-  <color name="text_primary">#212121</color>
-  <color name="status_danger">#C62828</color>
 </resources>
 
